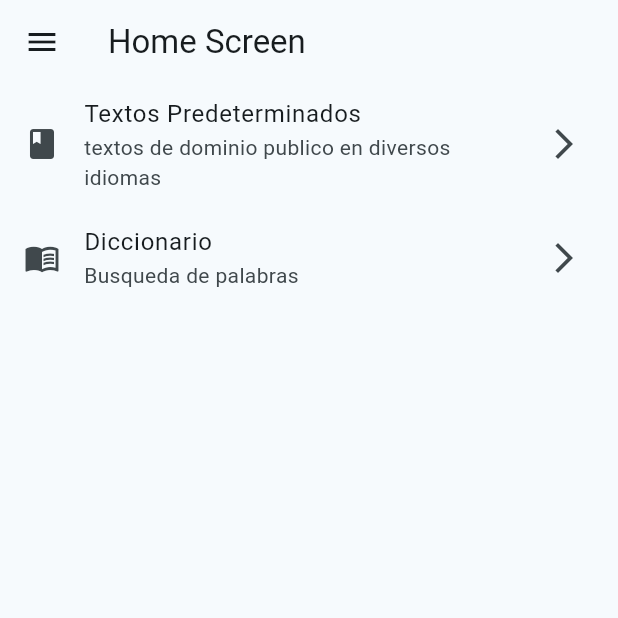
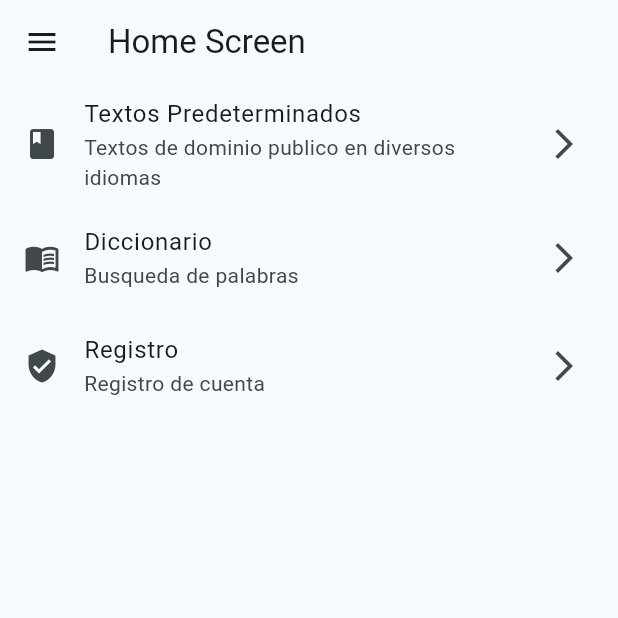
Before and after one commit to Natalia443/RivaLearn-Mobile, a Flutter app: the screen it shows after launch, on a phone screen of 412 x 824 dp, the top half of it. Run offline on Flutter 3.47's test engine with Material 3 defaults, Android fonts, the phone set to English and light mode, and no system bars; our stand-ins replace go_router.

Commit message:
Registro funcional

```diff
--- a/lib/config/menu/menu_items.dart
+++ b/lib/config/menu/menu_items.dart
@@ -17,7 +17,7 @@ class MenuItem {
 const List<MenuItem> menuItems = [
   MenuItem(
       title: 'Textos Predeterminados',
-      subtitle: 'textos de dominio publico en diversos idiomas',
+      subtitle: 'Textos de dominio publico en diversos idiomas',
       icon: Icons.book,
       link: '/default_texts'),
   MenuItem(
@@ -25,4 +25,9 @@ const List<MenuItem> menuItems = [
       subtitle: 'Busqueda de palabras',
       icon: Icons.menu_book,
       link: '/dictionary'),
+  MenuItem(
+      title: 'Registro',
+      subtitle: 'Registro de cuenta',
+      icon: Icons.verified_user,
+      link: '/signup'),
 ];
--- a/lib/core/app_router.dart
+++ b/lib/core/app_router.dart
@@ -4,6 +4,7 @@ import 'package:flutter_application_1/screens/book_detail_screen.dart';
 import 'package:flutter_application_1/screens/dictionary_screen.dart';
 import 'package:flutter_application_1/screens/home_screen.dart';
 import 'package:flutter_application_1/screens/lang_selection_screen.dart';
+import 'package:flutter_application_1/screens/signup_screen.dart';
 import 'package:go_router/go_router.dart';
 
 final appRouter = GoRouter(routes: [
@@ -36,4 +37,9 @@ final appRouter = GoRouter(routes: [
     name: DictionaryScreen.name,
     builder: (context, state) => const DictionaryScreen(),
   ),
+  GoRoute(
+    path: "/signup",
+    name: SignUpScreen.name,
+    builder: (context, state) => const SignUpScreen(),
+  ),
 ]);
```
Also changed, not shown: lib/core/data/users_datasource.dart (added, +26 -0 lines), lib/screens/signup_screen.dart (added, +74 -0 lines).
